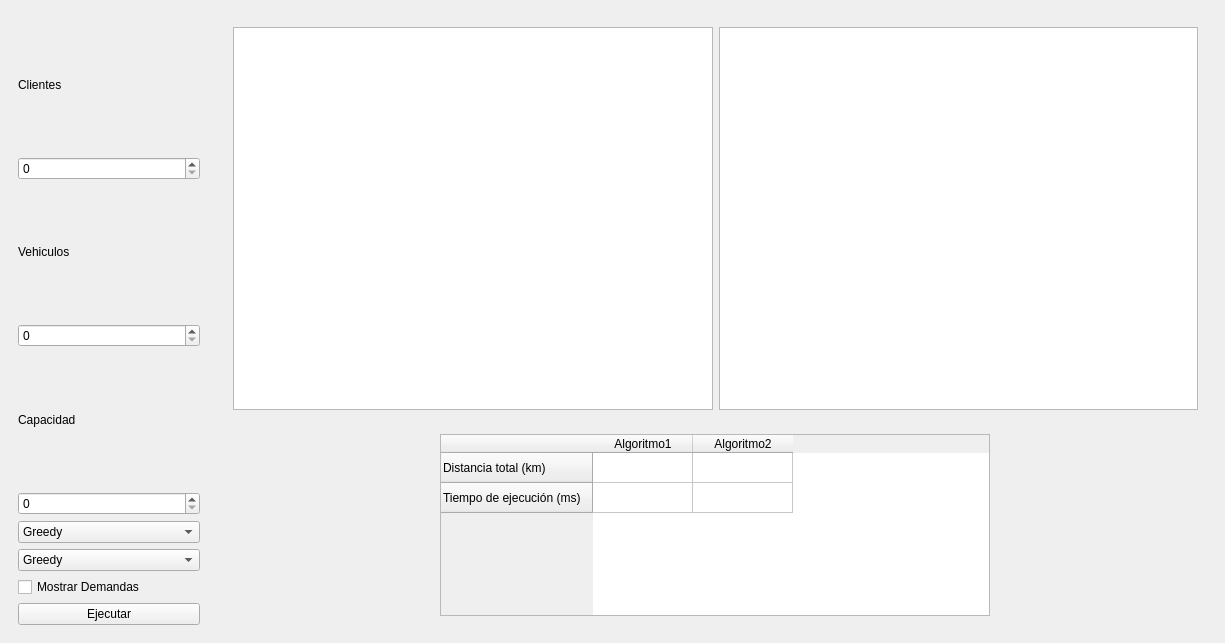
This is ui/mainwindow.ui in manueeel202x/CVRP_Proyecto as Qt 5 draws it before an edit. The edited form follows.
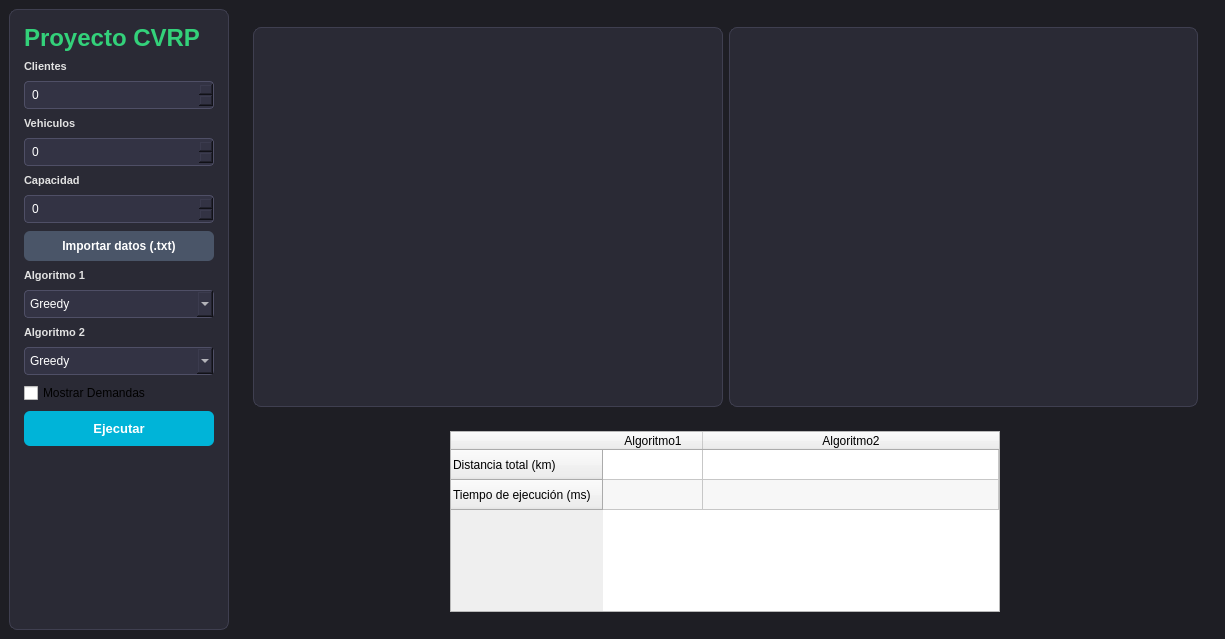
This is the edited form.

Commit message: añadi opcion de importar datos y su logica correspondiente

Patch:
```diff
--- a/ui/mainwindow.ui
+++ b/ui/mainwindow.ui
@@ -7,14 +7,72 @@
     <x>0</x>
     <y>0</y>
     <width>1225</width>
-    <height>643</height>
+    <height>639</height>
    </rect>
   </property>
   <property name="windowTitle">
    <string>MainWindow</string>
   </property>
   <property name="styleSheet">
-   <string notr="true"/>
+   <string notr="true">/* Configuración del Fondo Principal */
+QMainWindow {
+    background-color: #1e1e24; /* Un tono oscuro más profundo y moderno */
+}
+
+/* Diseño de los Paneles Laterales y de Gráficos */
+QWidget#panelIzquierdo, QGraphicsView {
+    background-color: #2a2a35;
+    border: 1px solid #3f3f50;
+    border-radius: 8px; /* Bordes suavemente redondeados */
+}
+
+/* Estilo para los selectores de números y dropdowns */
+QSpinBox, QComboBox {
+    background-color: #333344;
+    color: #ffffff;
+    border: 1px solid #4f4f66;
+    border-radius: 4px;
+    padding: 5px;
+    font-size: 12px;
+}
+QSpinBox:focus, QComboBox:focus {
+    border: 1px solid #00b4d8; /* Brillo azul cuando los seleccionas */
+}
+
+/* Etiquetas de texto */
+QLabel {
+    color: #e2e2e2;
+    font-weight: bold;
+    font-size: 11px;
+}
+
+/* Botón Importar (Estilo Secundario - Elegante) */
+QPushButton#btnImportar {
+    background-color: #4a5568;
+    color: #ffffff;
+    border-radius: 6px;
+    padding: 8px;
+    font-weight: bold;
+}
+QPushButton#btnImportar:hover {
+    background-color: #718096; /* Cambio de tono al pasar el mouse */
+}
+
+/* Botón Ejecutar (Estilo Primario - Llamativo) */
+QPushButton#btnEjecutar {
+    background-color: #00b4d8; /* Azul cyan eléctrico, resalta mucho más */
+    color: #ffffff;
+    border-radius: 6px;
+    padding: 10px;
+    font-weight: bold;
+    font-size: 13px;
+    text-transform: uppercase;
+}
+QPushButton#btnEjecutar:hover {
+    background-color: #0096c7;
+}
+
+</string>
   </property>
   <widget class="QWidget" name="centralwidget">
    <property name="styleSheet">
@@ -31,11 +89,33 @@
       </property>
       <property name="maximumSize">
        <size>
-        <width>200</width>
+        <width>220</width>
         <height>16777215</height>
        </size>
       </property>
       <layout class="QVBoxLayout" name="verticalLayout">
+       <property name="spacing">
+        <number>8</number>
+       </property>
+       <property name="leftMargin">
+        <number>15</number>
+       </property>
+       <property name="topMargin">
+        <number>15</number>
+       </property>
+       <property name="rightMargin">
+        <number>15</number>
+       </property>
+       <item>
+        <widget class="QLabel" name="label_6">
+         <property name="styleSheet">
+          <string notr="true">font: 600 11pt &quot;URW Gothic&quot;;</string>
+         </property>
+         <property name="text">
+          <string>&lt;html&gt;&lt;head/&gt;&lt;body&gt;&lt;p&gt;&lt;span style=&quot; font-size:18pt; font-weight:700; color:#33d17a;&quot;&gt;Proyecto CVRP &lt;/span&gt;&lt;/p&gt;&lt;/body&gt;&lt;/html&gt;</string>
+         </property>
+        </widget>
+       </item>
        <item>
         <widget class="QLabel" name="label">
          <property name="text">
@@ -44,7 +124,11 @@
         </widget>
        </item>
        <item>
-        <widget class="QSpinBox" name="spinClientes"/>
+        <widget class="QSpinBox" name="spinClientes">
+         <property name="maximum">
+          <number>199</number>
+         </property>
+        </widget>
        </item>
        <item>
         <widget class="QLabel" name="label_2">
@@ -66,6 +150,32 @@
        <item>
         <widget class="QSpinBox" name="spinCapacidad"/>
        </item>
+       <item>
+        <widget class="QPushButton" name="btnImportar">
+         <property name="text">
+          <string>Importar datos (.txt)</string>
+         </property>
+        </widget>
+       </item>
+       <item>
+        <widget class="QLabel" name="label_4">
+         <property name="sizePolicy">
+          <sizepolicy hsizetype="Preferred" vsizetype="Preferred">
+           <horstretch>0</horstretch>
+           <verstretch>0</verstretch>
+          </sizepolicy>
+         </property>
+         <property name="maximumSize">
+          <size>
+           <width>16777215</width>
+           <height>16777215</height>
+          </size>
+         </property>
+         <property name="text">
+          <string>Algoritmo 1</string>
+         </property>
+        </widget>
+       </item>
        <item>
         <widget class="QComboBox" name="comboAlgoritmo1">
          <item>
@@ -85,6 +195,19 @@
          </item>
         </widget>
        </item>
+       <item>
+        <widget class="QLabel" name="label_5">
+         <property name="maximumSize">
+          <size>
+           <width>16777215</width>
+           <height>16777215</height>
+          </size>
+         </property>
+         <property name="text">
+          <string>Algoritmo 2</string>
+         </property>
+        </widget>
+       </item>
        <item>
         <widget class="QComboBox" name="comboAlgoritmo2">
          <item>
@@ -118,6 +241,22 @@
          </property>
         </widget>
        </item>
+       <item>
+        <spacer name="verticalSpacer">
+         <property name="orientation">
+          <enum>Qt::Orientation::Vertical</enum>
+         </property>
+         <property name="sizeType">
+          <enum>QSizePolicy::Policy::Expanding</enum>
+         </property>
+         <property name="sizeHint" stdset="0">
+          <size>
+           <width>20</width>
+           <height>40</height>
+          </size>
+         </property>
+        </spacer>
+       </item>
       </layout>
      </widget>
     </item>
@@ -212,6 +351,15 @@
               <height>16777215</height>
              </size>
             </property>
+            <property name="alternatingRowColors">
+             <bool>true</bool>
+            </property>
+            <property name="wordWrap">
+             <bool>true</bool>
+            </property>
+            <attribute name="horizontalHeaderStretchLastSection">
+             <bool>true</bool>
+            </attribute>
             <row>
              <property name="text">
               <string>Distancia total (km)</string>
```
The commit also changes 5 other files.
